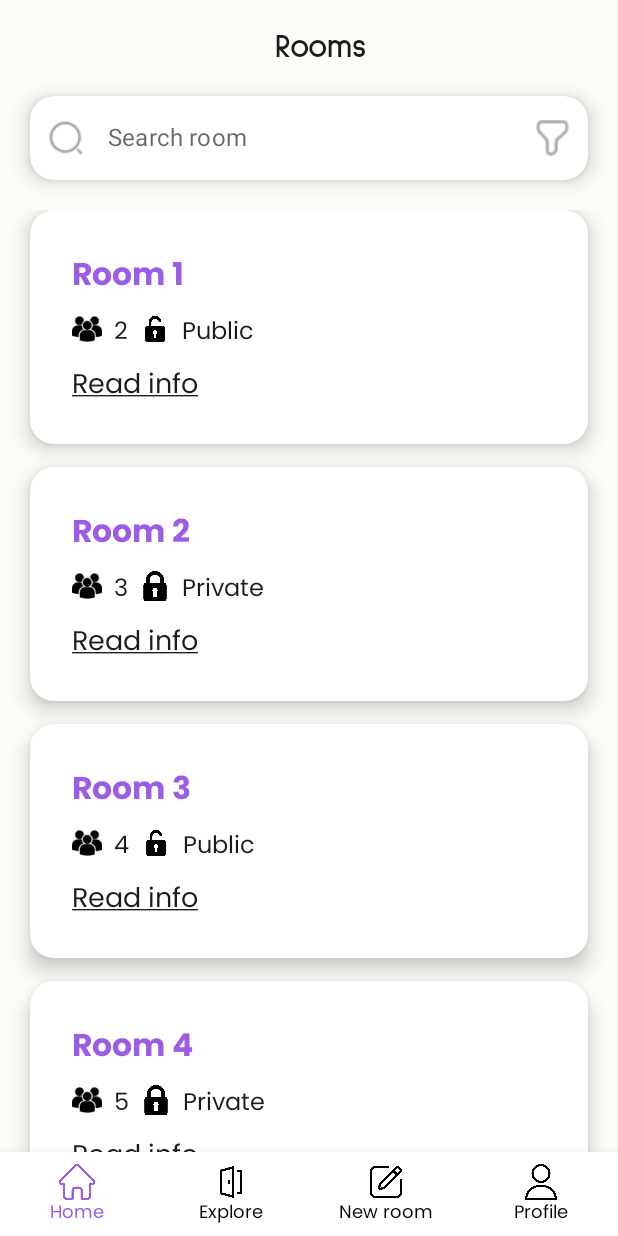
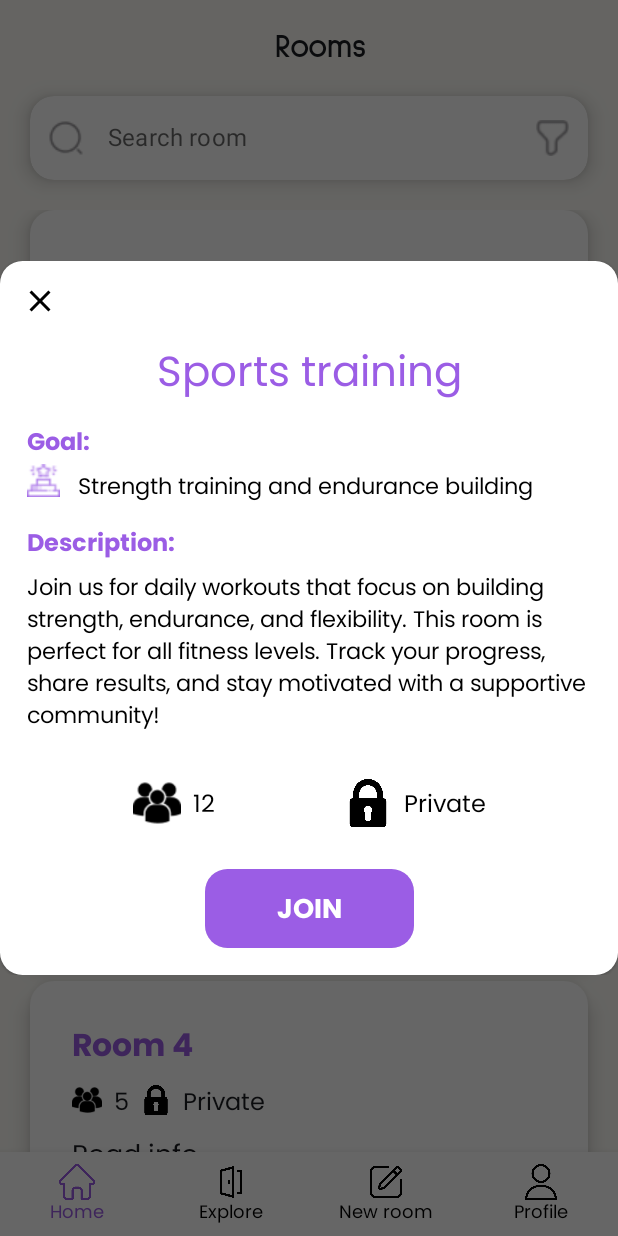
Before and after one commit to Ruslan794/HabiBoo, an Android app built with Jetpack Compose: the HOME screen opened through its navigation route, on a phone screen of 412 x 824 dp. Run offline under Robolectric (Android 15) with nearby library versions, the phone set to English and light mode, and no system bars; our stand-ins replace Dagger/Hilt's generated code, livedata-compose; pictures from the network do not load.

Commit message:
JoinDialog

```diff
--- a/app/src/main/java/com/example/habiboo/data/network/model/room/RoomResponseAttributes.kt
+++ b/app/src/main/java/com/example/habiboo/data/network/model/room/RoomResponseAttributes.kt
@@ -6,7 +6,7 @@ data class RoomResponseAttributes(
     val users: RelatedData<UserData>?,
     val posts: RelatedData<PostData>?,
     val streaks: RelatedData<StreakData>?,
-    val room_setting: RelatedData<RoomSettingData>?,
+ //   val room_setting: RelatedData<RoomSettingData>?,
     val image: RelatedData<ImageData>?,
     val createdAt: String?,
     val updatedAt: String?
--- a/app/src/main/java/com/example/habiboo/data/network/services/UserApiService.kt
+++ b/app/src/main/java/com/example/habiboo/data/network/services/UserApiService.kt
@@ -6,6 +6,6 @@ import  retrofit2.http.Path
 
 
 interface UserApiService {
-    @GET("/users-permissions/permissions")
-    suspend fun getPermissions(): PermissionsResponse
+  //  @GET("/users-permissions/permissions")
+  //  suspend fun getPermissions(): PermissionsResponse
 }
--- /dev/null
+++ b/app/src/main/java/com/example/habiboo/presentation/screens/communityscreen/RoomJoinDialog.kt
@@ -0,0 +1,223 @@
+import androidx.compose.foundation.Image
+import androidx.compose.foundation.layout.Arrangement
+import androidx.compose.foundation.layout.Box
+import androidx.compose.foundation.layout.Column
+import androidx.compose.foundation.layout.Row
+import androidx.compose.foundation.layout.Spacer
+import androidx.compose.foundation.layout.fillMaxWidth
+import androidx.compose.foundation.layout.height
+import androidx.compose.foundation.layout.padding
+import androidx.compose.foundation.layout.size
+import androidx.compose.foundation.layout.width
+import androidx.compose.foundation.shape.RoundedCornerShape
+import androidx.compose.material.Button
+import androidx.compose.material.ButtonDefaults
+import androidx.compose.material.Card
+import androidx.compose.material.Checkbox
+import androidx.compose.material.Icon
+import androidx.compose.material.IconButton
+import androidx.compose.material.Text
+import androidx.compose.material.icons.Icons
+import androidx.compose.material.icons.filled.Close
+import androidx.compose.material3.OutlinedTextField
+import androidx.compose.runtime.Composable
+import androidx.compose.ui.Alignment
+import androidx.compose.ui.Modifier
+import androidx.compose.ui.draw.clip
+import androidx.compose.ui.graphics.Color
+import androidx.compose.ui.graphics.vector.ImageVector
+import androidx.compose.ui.res.painterResource
+import androidx.compose.ui.text.font.FontWeight
+import androidx.compose.ui.text.style.TextAlign
+import androidx.compose.ui.unit.dp
+import androidx.compose.ui.unit.sp
+import androidx.compose.ui.window.Dialog
+import com.example.habiboo.R
+import com.example.habiboo.presentation.theme.mainPurple
+import com.example.habiboo.presentation.theme.mainTextStyleMin
+
+@Composable
+fun RoomJoinDialog(showDialog: Boolean, onClose: () -> Unit) {
+
+    val fontSize = 15.sp
+
+    if (showDialog) {
+        Dialog(onDismissRequest = onClose) {
+            Card(
+                shape = RoundedCornerShape(15.dp),
+                backgroundColor = Color.White
+            ) {
+                Box {
+                    Column(
+                        modifier = Modifier
+                            .fillMaxWidth()
+                            .padding(18.dp)
+                    ) {
+                        Spacer(modifier = Modifier.height(36.dp)) // Spacer to make room for the close button
+
+                        Text(
+                            text = "Sports training",
+
+                            modifier = Modifier.fillMaxWidth(),
+                            fontSize = 28.sp,
+                            style = mainTextStyleMin,
+                            fontWeight = FontWeight.Normal,
+                            color = mainPurple,
+                            textAlign = TextAlign.Center,
+                        )
+
+                        Spacer(Modifier.height(16.dp))
+
+                        Text(
+                            "Goal:",
+                            fontSize = 16.sp,
+                            fontWeight = FontWeight.Bold,
+                            style = mainTextStyleMin,
+                            color = mainPurple,
+                        )
+
+
+                        Row(
+                            verticalAlignment = Alignment.CenterVertically,
+                            modifier = Modifier.fillMaxWidth()
+                        ) {
+                            Image(
+                                painter = painterResource(R.drawable.goal_icon),
+                                contentDescription = "Bottom navigation Image",
+                                modifier = Modifier.size(22.dp),
+                            )
+                            Spacer(Modifier.width(12.dp))
+                            Text(
+                                text = "Strength training and endurance building",
+                                style = mainTextStyleMin,
+                                fontSize = fontSize,
+                                modifier = Modifier.padding(top = 8.dp)
+                            )
+                        }
+
+                        Text(
+                            text = "Description:",
+                            fontSize = 16.sp,
+                            fontWeight = FontWeight.Bold,
+                            style = mainTextStyleMin,
+                            color = mainPurple,
+                            modifier = Modifier.padding(top = 16.dp)
+                        )
+
+                        Text(
+                            text = "Join us for daily workouts that focus on building strength, endurance," +
+                                    " and flexibility. This room is perfect for all fitness levels. " +
+                                    "Track your progress, share results, and stay motivated with a " +
+                                    "supportive community!",
+                            fontSize = fontSize,
+                            style = mainTextStyleMin,
+                            modifier = Modifier.padding(top = 8.dp)
+                        )
+
+                        Spacer(Modifier.height(32.dp))
+                        Row(
+                            modifier = Modifier.fillMaxWidth(),
+                            horizontalArrangement = Arrangement.Center
+                        ) {
+                            Row(verticalAlignment = Alignment.CenterVertically) {
+                                Image(
+                                    painter = painterResource(R.drawable.community_icon),
+                                    contentDescription = "",
+                                    modifier = Modifier.size(32.dp),
+                                )
+                                Spacer(modifier = Modifier.width(8.dp))
+                                Text(
+                                    text = "12",
+                                    fontSize = 16.sp,
+                                    style = mainTextStyleMin,
+                                    modifier = Modifier.align(Alignment.CenterVertically)
+                                )
+                            }
+
+                            Spacer(modifier = Modifier.width(86.dp))
+
+                            Row(verticalAlignment = Alignment.CenterVertically) {
+                                Image(
+                                    painter = painterResource(R.drawable.lock_locked),
+                                    contentDescription = "",
+                                    modifier = Modifier.size(32.dp),
+                                )
+                                Spacer(modifier = Modifier.width(8.dp))
+                                Text(
+                                    text = "Private",
+                                    fontSize = 16.sp,
+                                    style = mainTextStyleMin,
+                                    modifier = Modifier.align(Alignment.CenterVertically)
+                                )
+                            }
+                        }
+
+
+                        val isPrivate = false
+                        if (isPrivate){
+
+                            OutlinedTextField(
+                                value = "",
+                                onValueChange = {
+                                   ""
+                                },
+                                label = { Text("Enter password", style = mainTextStyleMin) },
+                                modifier = Modifier.fillMaxWidth().padding(top=16.dp).padding(horizontal = 16.dp)
+                            )
+                        }
+
+                        Button(
+                            onClick = onClose,
+                            colors = ButtonDefaults.buttonColors(
+                                backgroundColor = mainPurple,
+                                contentColor = Color.White
+                            ),
+                            modifier = Modifier
+                                .align(Alignment.CenterHorizontally)
+                                .padding(top = 28.dp)
+                                .clip(RoundedCornerShape(15.dp)),
+
+                            ) {
+                            Text(
+                                "JOIN",
+                                style = mainTextStyleMin,
+                                fontWeight = FontWeight.Bold,
+                                fontSize = 18.sp,
+                                modifier = Modifier.padding(vertical = 6.dp, horizontal = 32.dp)
+                            )
+                        }
+                    }
+                    IconButton(
+                        onClick = onClose,
+                        modifier = Modifier
+                            .align(Alignment.TopStart)
+                            .padding(top = 14.dp, start = 14.dp)
+                            .size(25.dp)
+                    ) {
+                        Icon(Icons.Filled.Close, contentDescription = "Close", tint = Color.Black)
+                    }
+                }
+            }
+        }
+    }
+}
+
+@Composable
+fun TaskItem(taskName: String) {
+    Row(verticalAlignment = Alignment.CenterVertically) {
+        Checkbox(
+            checked = true,
+            onCheckedChange = null  // For display only
+        )
+        Text(taskName, fontSize = 16.sp)
+    }
+}
+
+@Composable
+fun IconText(icon: ImageVector, text: String) {
+    Row(verticalAlignment = Alignment.CenterVertically) {
+        Icon(icon, contentDescription = text)
+        Spacer(Modifier.width(4.dp))
+        Text(text)
+    }
+}
--- a/app/src/main/java/com/example/habiboo/presentation/screens/homescreen/HomeScreen.kt
+++ b/app/src/main/java/com/example/habiboo/presentation/screens/homescreen/HomeScreen.kt
@@ -1,5 +1,6 @@
 package com.example.habiboo.presentation.screens.homescreen
 
+import RoomJoinDialog
 import androidx.compose.foundation.background
 import androidx.compose.foundation.layout.Arrangement
 import androidx.compose.foundation.layout.Box
@@ -28,6 +29,7 @@ import androidx.navigation.NavHostController
 import com.example.habiboo.common.RoomCard
 import com.example.habiboo.common.SearchBar
 import com.example.habiboo.domain.model.Room
+import com.example.habiboo.domain.model.Task
 import com.example.habiboo.presentation.navigation.BottomNavigationBar
 import com.example.habiboo.presentation.theme.backgroundWhite
 
@@ -36,6 +38,9 @@ import com.example.habiboo.presentation.theme.backgroundWhite
 fun HomeScreen(navController: NavHostController, vm: HomeScreenViewModel = viewModel()) {
 
     val roomsState = vm.rooms.observeAsState()
+
+    RoomJoinDialog(true) {  }
+
 
     Scaffold(
         topBar = {
@@ -73,6 +78,7 @@ fun HomeScreen(navController: NavHostController, vm: HomeScreenViewModel = viewM
                     RoomList(
                         rooms = it,
                         onRoomClick = { habitId ->
+
                             // navController.navigate(NavDestination.A.createRoute(habitId))
                         },
                         modifier = Modifier.weight(1f)
--- a/app/src/main/java/com/example/habiboo/presentation/screens/loginscreen/LoginScreen.kt
+++ b/app/src/main/java/com/example/habiboo/presentation/screens/loginscreen/LoginScreen.kt
@@ -22,6 +22,7 @@ import androidx.compose.runtime.LaunchedEffect
 import androidx.compose.runtime.livedata.observeAsState
 import androidx.compose.ui.Alignment
 import androidx.compose.ui.Modifier
+import androidx.compose.ui.draw.clip
 import androidx.compose.ui.layout.ContentScale
 import androidx.compose.ui.res.painterResource
 import androidx.compose.ui.text.TextStyle
@@ -128,7 +129,7 @@ fun LoginScreen(navController: NavHostController, vm: LoginScreenViewModel = hil
                 Button(
                     onClick = { vm.onSingInBtnPress()},
                     colors = ButtonDefaults.buttonColors(
-                        containerColor = mainPurple  // Color of the content, e.g., Text
+                        containerColor = mainPurple
                     ),
                     modifier = Modifier
                         .fillMaxWidth()
```
Also changed, not shown: app/src/main/java/com/example/habiboo/data/network/services/UserRolesService.kt (+39 -39 lines), app/src/main/res/drawable/goal_icon.png (added).
